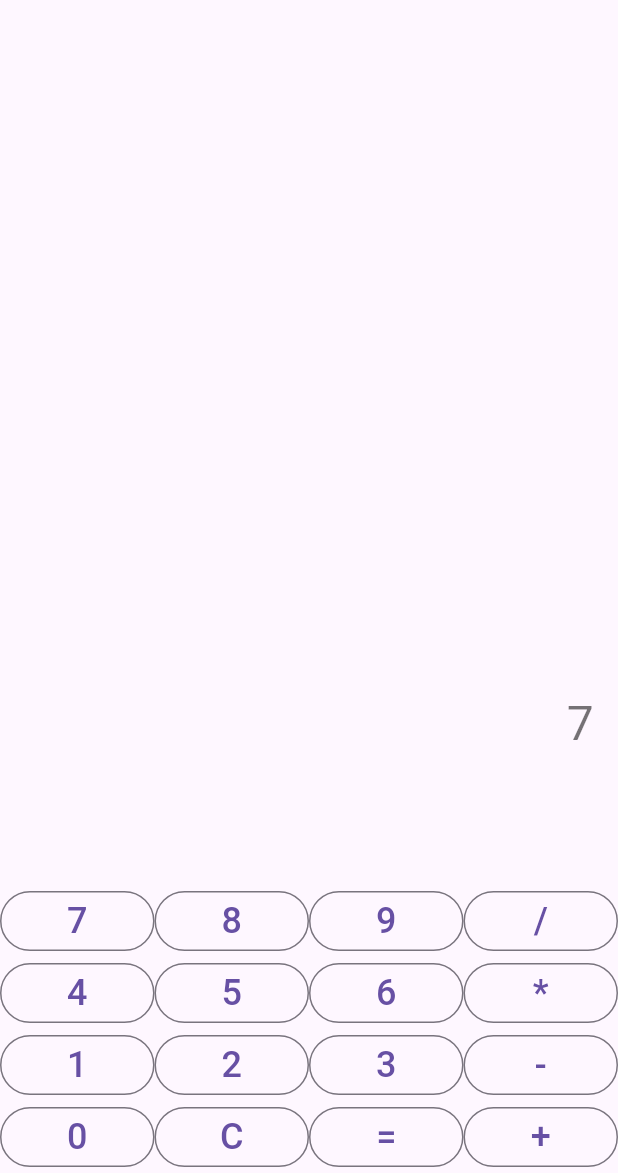
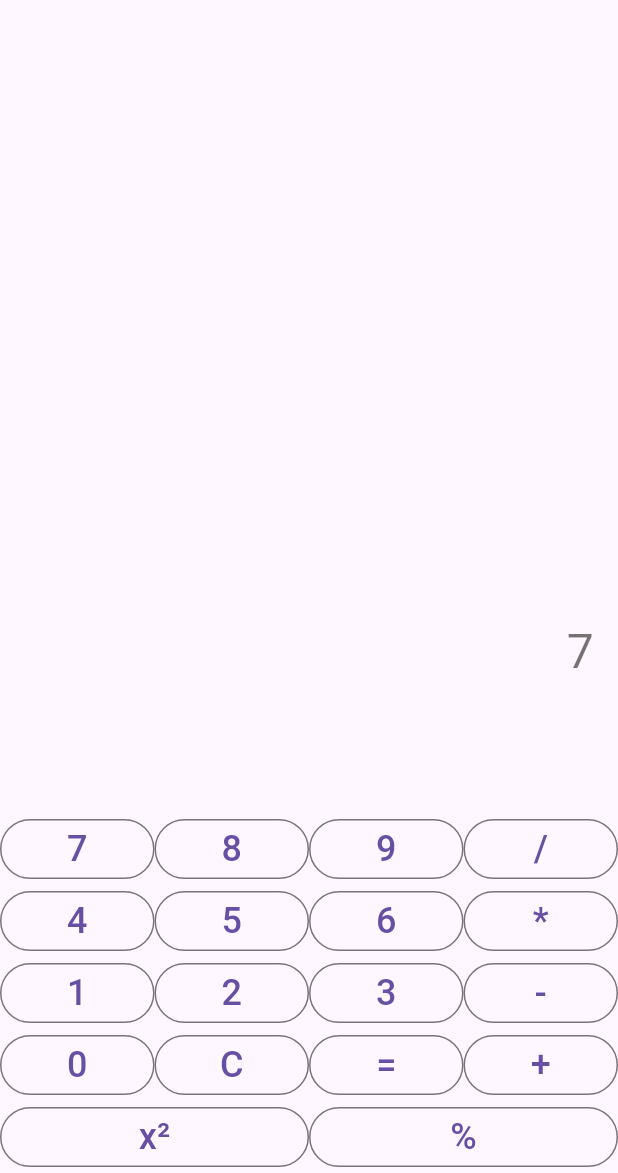
Before and after one commit to HilsonJesus/flutter-calculator, a Flutter app: the screen it shows after launch, after a tap on an icon or button, on a phone screen of 412 x 824 dp, the part 63-1236 px from its top. Run offline on Flutter 3.47's test engine with Material 3 defaults, Android fonts, the phone set to English and light mode, and no system bars; missing offline and left inert: expressions.

Commit message:
Added square button to the calculator app

```diff
--- a/lib/main.dart
+++ b/lib/main.dart
@@ -1,4 +1,3 @@
-// lib/main.dart
 import 'package:flutter/material.dart';
 import 'package:expressions/expressions.dart';
 
@@ -42,6 +41,17 @@ class _CalculatorScreenState extends State<CalculatorScreen> {
         } catch (e) {
           _result = 'Error';
         }
+      } else if (value == 'x²') {
+        try {
+          final expression = Expression.parse('($_expression) * ($_expression)');
+          final evaluator = const ExpressionEvaluator();
+          final result = evaluator.eval(expression, {});
+          _result = result.toString();
+        } catch (e) {
+          _result = 'Error';
+        }
+      } else if (value == '%') {
+        _expression += '%';
       } else {
         _expression += value;
       }
@@ -122,6 +132,12 @@ class _CalculatorScreenState extends State<CalculatorScreen> {
                   _buildButton('+'),
                 ],
               ),
+              Row(
+                children: [
+                  _buildButton('x²'),
+                  _buildButton('%'),
+                ],
+              ),
             ],
           ),
         ],
```
